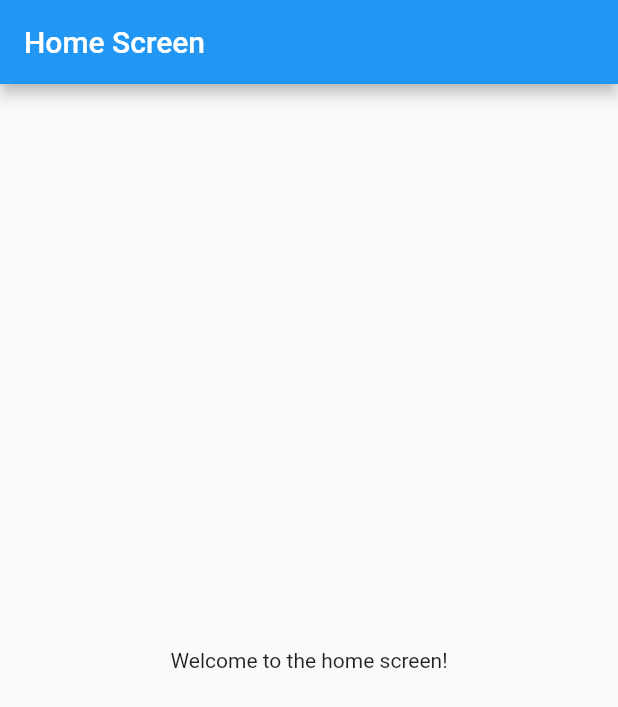
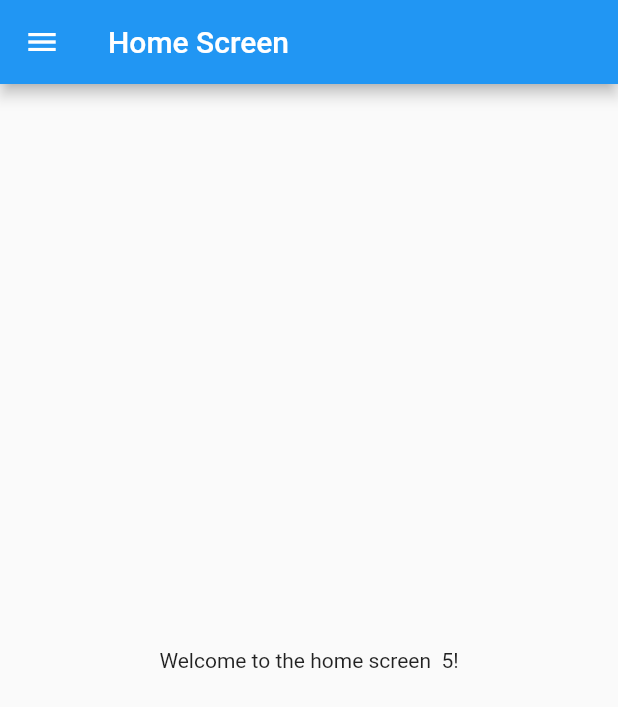
Before and after one commit to abhay-30/flutter, a Flutter app: the screen it shows after launch, on a phone screen of 412 x 824 dp. Shown: the top 707 px of the screen. Run offline on Flutter 3.47's test engine with Material 2 defaults, Android fonts, the phone set to English and light mode, and no system bars.

Commit message:
day2 commit

```diff
--- /dev/null
+++ b/myfirstproject/lib/HomePage.dart
@@ -0,0 +1,23 @@
+import 'package:flutter/material.dart';
+
+class HomePage extends StatelessWidget {
+  const HomePage({super.key});
+
+  @override
+  Widget build(BuildContext context) {
+    int days = 5;
+    return MaterialApp(
+      home: Scaffold(
+        appBar: AppBar(
+          title: Text("Home Screen"),
+        ),
+
+        body: Center(
+          child: Text("Welcome to the home screen  $days!"),
+        ),
+        drawer: Drawer(),
+      ),
+    );
+    ;
+  }
+}
--- a/myfirstproject/lib/main.dart
+++ b/myfirstproject/lib/main.dart
@@ -1,23 +1,8 @@
 import 'package:flutter/material.dart';
+import 'package:myfirstproject/HomePage.dart';
 
 void main() {
-  runApp(Myapp());
+  runApp(MaterialApp(
+    home: HomePage(),
+  ));
 }
-
-class Myapp extends StatelessWidget {
-  const Myapp({super.key});
-
-  @override
-  Widget build(BuildContext context) {
-    return MaterialApp(
-      home: Scaffold(
-        appBar: AppBar(
-          title: Text("Home Screen"),
-        ),
-        body: Center(
-          child: Text("Welcome to the home screen!"),
-        ),
-      ),
-    );
-  }
-}
```
